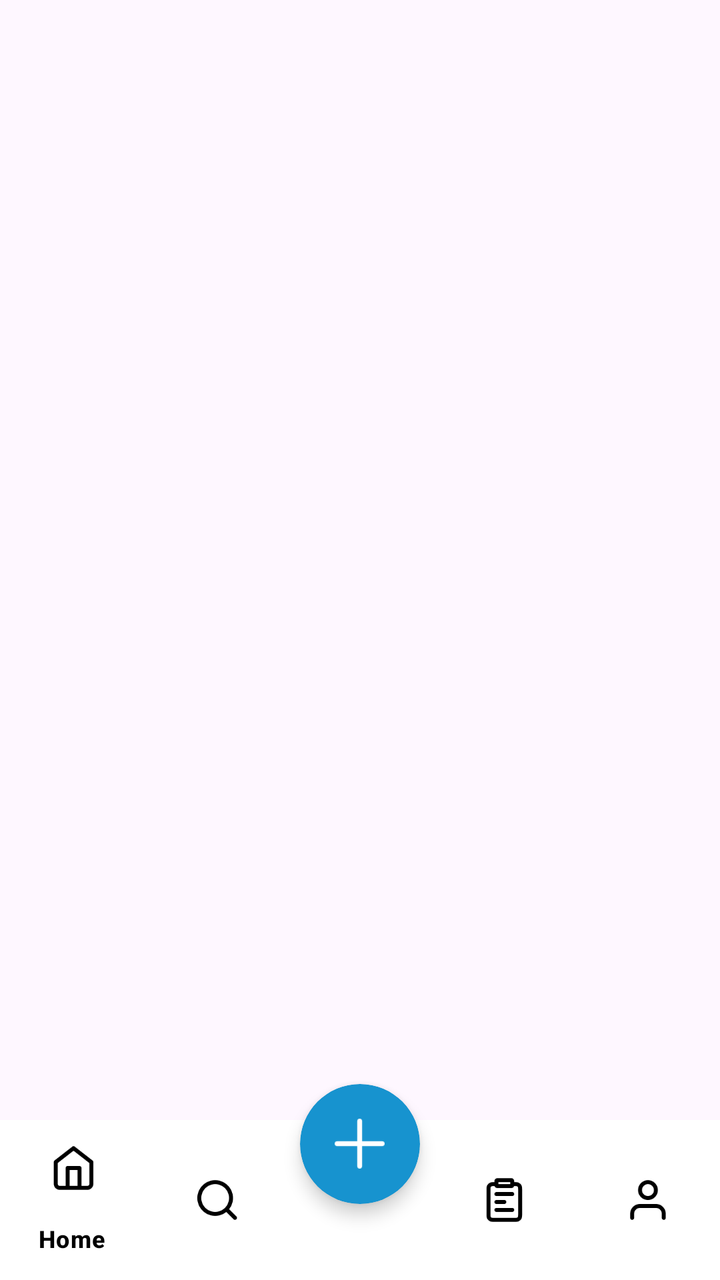
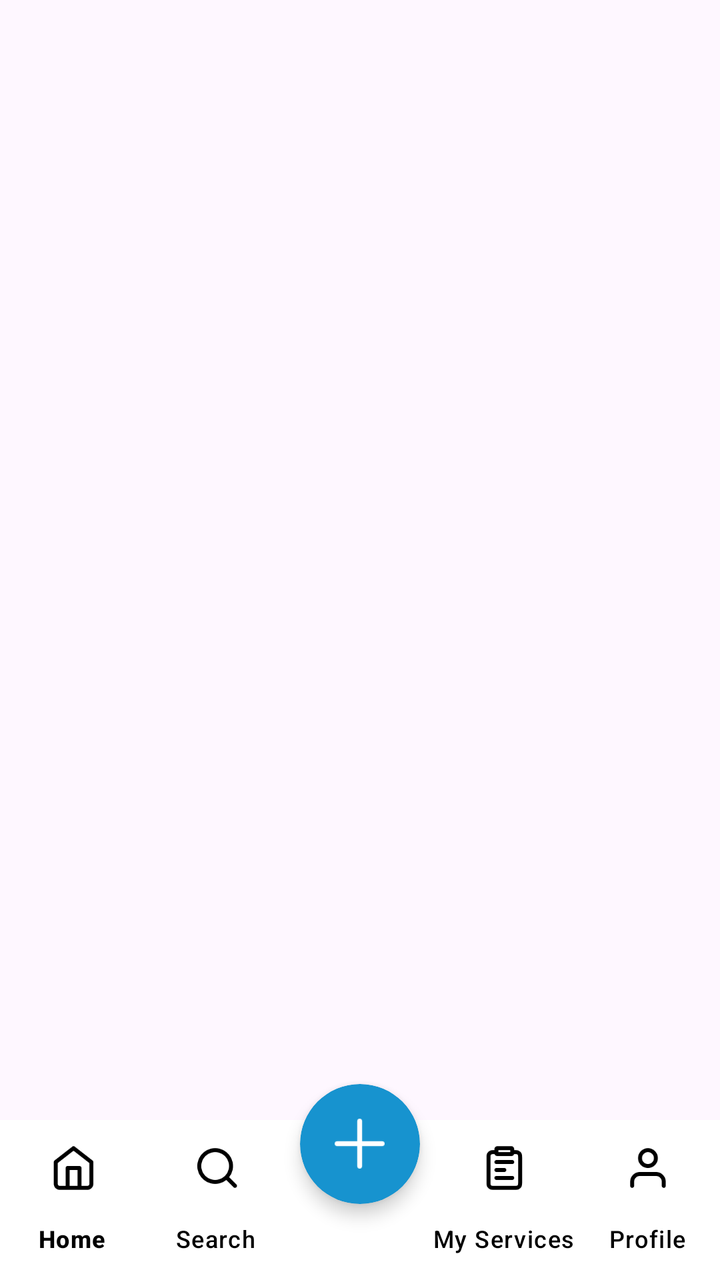

An Android layout rendered at two revisions. The XML below is the earlier revision; the diff shows what the commit changed to produce the second picture.
<!-- AndroidManifest.xml: application theme Theme.Disability -->
<!-- res/layout/activity_dash_board.xml -->
<?xml version="1.0" encoding="utf-8"?>
<layout
    xmlns:android="http://schemas.android.com/apk/res/android"
    xmlns:app="http://schemas.android.com/apk/res-auto"
    xmlns:tools="http://schemas.android.com/tools">

    <RelativeLayout
        android:layout_width="match_parent"
        android:layout_height="match_parent">

        
        <FrameLayout
            android:id="@+id/fragmentContainer"
            android:layout_width="match_parent"
            android:layout_height="match_parent"
            android:layout_above="@+id/framlayout"/>

        <FrameLayout
            android:id="@+id/framlayout"
            android:layout_width="match_parent"
            android:layout_height="wrap_content"
            android:layout_alignParentBottom="true">
            <com.google.android.material.bottomnavigation.BottomNavigationView
                android:id="@+id/bottom_navigation"
                android:layout_width="match_parent"
                android:layout_height="wrap_content"
                app:menu="@menu/menu_bottom"
                app:itemIconTint="@color/black"
                app:itemTextColor="@color/black"
                android:background="@color/white"/>
        </FrameLayout>


        <androidx.cardview.widget.CardView
            android:id="@+id/fab"
            android:layout_width="60dp"
            android:layout_height="60dp"
            android:layout_alignParentBottom="true"
            android:layout_marginBottom="38dp"
            android:layout_marginTop="10dp"
            android:layout_marginStart="10dp"
            android:layout_marginEnd="10dp"
            app:cardElevation="5dp"
            android:layout_centerHorizontal="true"
            app:cardCornerRadius="40dp"
            app:cardBackgroundColor="@color/blue">
            <ImageView
                android:layout_width="25dp"
                android:layout_height="25dp"
                android:src="@drawable/plus"
                android:layout_gravity="center"
                app:tint="@color/white"/>
        </androidx.cardview.widget.CardView>

    </RelativeLayout>

</layout>
<!-- resources referenced by this layout -->
<resources>
  <color name="black">#000000</color>
  <color name="blue">#1793CF</color>
  <color name="white">#FFFFFF</color>
  <!-- drawable plus: png bitmap (drawable, 490 bytes) -->
  <style name="Theme.Disability" parent="Base.Theme.Disability" />
  <style name="Base.Theme.Disability" parent="Theme.Material3.DayNight.NoActionBar">
          
          <item name="colorPrimary">@color/colorPrimary</item>
      </style>
  <color name="colorPrimary">#1793CF</color>
</resources>

<!-- the commit's change to res/layout/activity_dash_board.xml (unified diff, before → after) -->
@@ -24,10 +24,11 @@
                 android:id="@+id/bottom_navigation"
                 android:layout_width="match_parent"
                 android:layout_height="wrap_content"
+                android:background="@color/white"
                 app:menu="@menu/menu_bottom"
                 app:itemIconTint="@color/black"
                 app:itemTextColor="@color/black"
-                android:background="@color/white"/>
+                app:labelVisibilityMode="labeled" />
         </FrameLayout>
 
 
